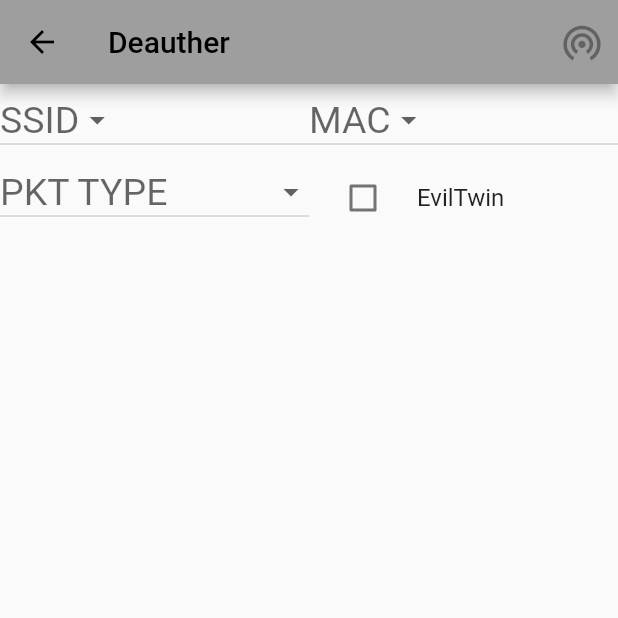
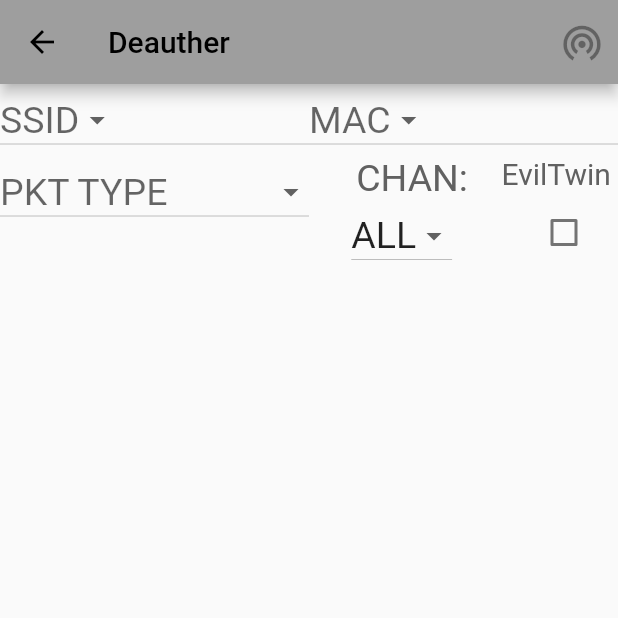
Before and after one commit to vaginessa/ESP32_Network_Toolbox_App, a Flutter app: the WifiDeautherPage screen opened directly, on a phone screen of 412 x 824 dp, the top half of it. Run offline on Flutter 3.47's test engine with Material 2 defaults, Android fonts, the phone set to English and light mode, and no system bars; our stand-ins replace csv, date_format, fluttertoast, permission_handler, shared_preferences; missing offline and left inert: country_code, draggable_scrollbar, ninja_hex, usb_serial; accounts and stored records are empty; Roboto replaces fonts that are missing (RobotoMono).

Commit message:
improved UI

```diff
--- a/lib/wifi_deauther.dart
+++ b/lib/wifi_deauther.dart
@@ -499,18 +499,47 @@ class _WifiDeautherPageState extends State<WifiDeautherPage> {
                                 execFilters();
                               })),
                 Expanded(
-                    flex: 5,
-                    child: CheckboxListTile(
-                      title: Text("EvilTwin"),
+                    flex: 3,
+                    child: Column(children: [
+                      Padding(
+                          padding: const EdgeInsets.only(left: 20.0),
+                          child: Text("CHAN: ",
+                              style: TextStyle(
+                                  fontSize: 25, color: Colors.grey[700]))),
+                      DropdownButton<String>(
+                        value: channelFieldValue,
+                        onChanged: (deauthing!)
+                            ? null
+                            : (String? newValue) {
+                                setState(() {
+                                  channelFieldValue = newValue;
+                                });
+                              },
+                        items: channelsList
+                            .map<DropdownMenuItem<String>>((String value) {
+                          return DropdownMenuItem<String>(
+                            value: value,
+                            child: Text(value, style: TextStyle(fontSize: 25)),
+                          );
+                        }).toList(),
+                      )
+                    ])),
+                Expanded(
+                  flex: 2,
+                  child: Column(children: [
+                    Text("EvilTwin",
+                        style:
+                            TextStyle(fontSize: 20, color: Colors.grey[700])),
+                    CheckboxListTile(
                       value: eviltwinCheck,
                       onChanged: (bool? newValue) {
                         setState(() {
                           eviltwinCheck = newValue!;
                         });
                       },
-                      controlAffinity: ListTileControlAffinity
-                          .leading, //  <-- leading Checkbox
-                    ))
+                    )
+                  ]),
+                )
               ],
             ),
             (deauthing!)
```
